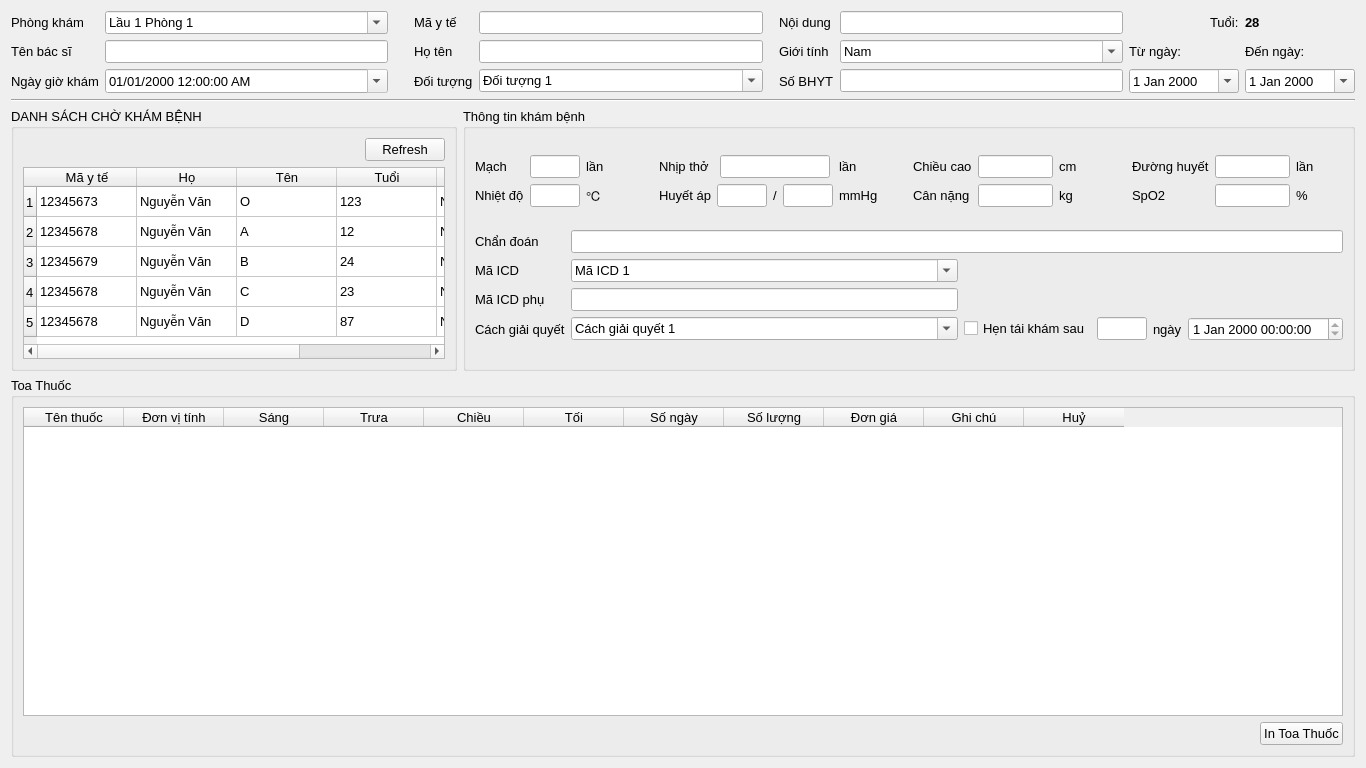
Old version of the form src/app/ui/TabKhamBenh.ui in the repository Kiritokun0909/bvgd_project.
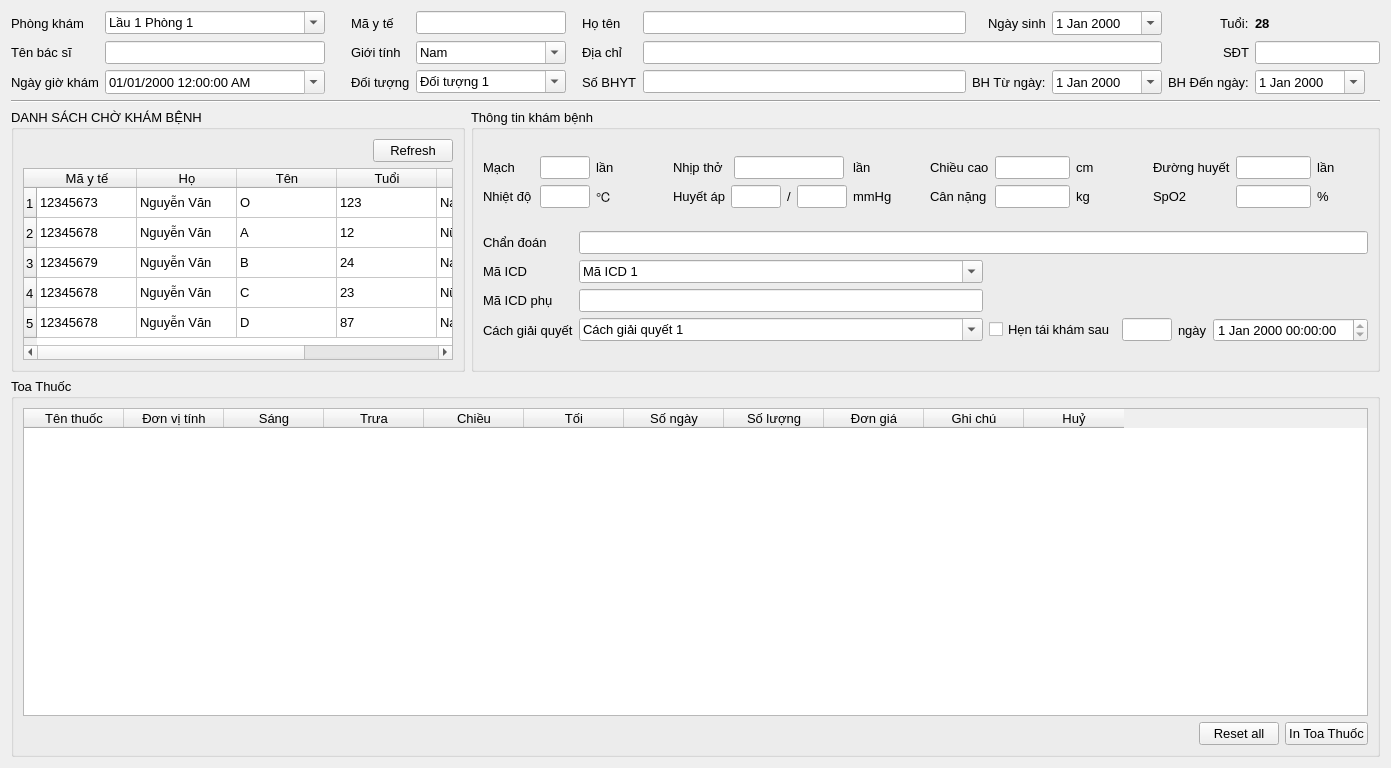
New version of the form.

Diff of the .ui file:
```diff
--- a/src/app/ui/TabKhamBenh.ui
+++ b/src/app/ui/TabKhamBenh.ui
@@ -6,7 +6,7 @@
    <rect>
     <x>0</x>
     <y>0</y>
-    <width>1366</width>
+    <width>1391</width>
     <height>768</height>
    </rect>
   </property>
@@ -23,63 +23,16 @@
    <item>
     <layout class="QVBoxLayout" name="tabKhamBenhLayout" stretch="0,0,0,1">
      <item>
-      <layout class="QGridLayout" name="thongTinLayout" columnstretch="0,0,0,0,0,0,0,0,0,0">
-       <item row="2" column="7">
-        <widget class="QLineEdit" name="so_bhyt"/>
-       </item>
-       <item row="1" column="7">
-        <widget class="QComboBox" name="cb_gioi_tinh">
-         <property name="editable">
-          <bool>true</bool>
-         </property>
-         <item>
-          <property name="text">
-           <string>Nam</string>
-          </property>
-         </item>
-         <item>
-          <property name="text">
-           <string>Nữ</string>
-          </property>
-         </item>
-        </widget>
-       </item>
-       <item row="0" column="8" alignment="Qt::AlignRight">
+      <layout class="QGridLayout" name="thongTinLayout" columnstretch="0,0,0,0,0,0,0,0,0,0,0,0">
+       <item row="0" column="10" alignment="Qt::AlignRight">
         <widget class="QLabel" name="lb_tuoi">
          <property name="text">
           <string>Tuổi:</string>
          </property>
         </widget>
        </item>
-       <item row="1" column="8">
-        <widget class="QLabel" name="lb_tu_ngay">
-         <property name="text">
-          <string>Từ ngày:</string>
-         </property>
-        </widget>
-       </item>
-       <item row="0" column="0">
-        <widget class="QLabel" name="lb_phong_kha">
-         <property name="text">
-          <string>Phòng khám</string>
-         </property>
-        </widget>
-       </item>
-       <item row="0" column="2">
-        <spacer name="horizontalSpacer_2">
-         <property name="orientation">
-          <enum>Qt::Horizontal</enum>
-         </property>
-         <property name="sizeType">
-          <enum>QSizePolicy::Fixed</enum>
-         </property>
-         <property name="sizeHint" stdset="0">
-          <size>
-           <width>20</width>
-           <height>20</height>
-          </size>
-         </property>
-        </spacer>
+       <item row="2" column="7">
+        <widget class="QLineEdit" name="so_bhyt"/>
        </item>
        <item row="0" column="5">
         <spacer name="horizontalSpacer_3">
@@ -97,15 +50,59 @@
          </property>
         </spacer>
        </item>
-       <item row="1" column="9">
-        <widget class="QLabel" name="lb_den_ngay">
+       <item row="0" column="2">
+        <spacer name="horizontalSpacer_2">
+         <property name="orientation">
+          <enum>Qt::Horizontal</enum>
+         </property>
+         <property name="sizeType">
+          <enum>QSizePolicy::Fixed</enum>
+         </property>
+         <property name="sizeHint" stdset="0">
+          <size>
+           <width>20</width>
+           <height>20</height>
+          </size>
+         </property>
+        </spacer>
+       </item>
+       <item row="0" column="0">
+        <widget class="QLabel" name="lb_phong_kha">
          <property name="text">
-          <string>Đến ngày:</string>
+          <string>Phòng khám</string>
+         </property>
+        </widget>
+       </item>
+       <item row="1" column="1">
+        <widget class="QLineEdit" name="ten_bac_si">
+         <property name="sizePolicy">
+          <sizepolicy hsizetype="Fixed" vsizetype="Fixed">
+           <horstretch>0</horstretch>
+           <verstretch>0</verstretch>
+          </sizepolicy>
+         </property>
+         <property name="minimumSize">
+          <size>
+           <width>220</width>
+           <height>0</height>
+          </size>
          </property>
         </widget>
        </item>
        <item row="2" column="1">
         <widget class="QDateTimeEdit" name="ngay_gio_kham">
+         <property name="sizePolicy">
+          <sizepolicy hsizetype="Fixed" vsizetype="Fixed">
+           <horstretch>0</horstretch>
+           <verstretch>0</verstretch>
+          </sizepolicy>
+         </property>
+         <property name="minimumSize">
+          <size>
+           <width>220</width>
+           <height>0</height>
+          </size>
+         </property>
          <property name="readOnly">
           <bool>true</bool>
          </property>
@@ -124,9 +121,6 @@
          </property>
         </widget>
        </item>
-       <item row="0" column="7">
-        <widget class="QLineEdit" name="noi_dung"/>
-       </item>
        <item row="2" column="0">
         <widget class="QLabel" name="lb_ngay_gio_kham">
          <property name="text">
@@ -134,11 +128,27 @@
          </property>
         </widget>
        </item>
-       <item row="1" column="1">
-        <widget class="QLineEdit" name="ten_bac_si"/>
+       <item row="0" column="3">
+        <widget class="QLabel" name="lb_ma_y_te">
+         <property name="text">
+          <string>Mã y tế</string>
+         </property>
+        </widget>
        </item>
        <item row="0" column="1">
         <widget class="QComboBox" name="cb_phong_kham">
+         <property name="sizePolicy">
+          <sizepolicy hsizetype="Fixed" vsizetype="Fixed">
+           <horstretch>0</horstretch>
+           <verstretch>0</verstretch>
+          </sizepolicy>
+         </property>
+         <property name="minimumSize">
+          <size>
+           <width>220</width>
+           <height>0</height>
+          </size>
+         </property>
          <property name="editable">
           <bool>true</bool>
          </property>
@@ -174,31 +184,20 @@
          </item>
         </widget>
        </item>
-       <item row="0" column="3">
-        <widget class="QLabel" name="lb_ma_y_te">
-         <property name="text">
-          <string>Mã y tế</string>
-         </property>
-        </widget>
-       </item>
-       <item row="1" column="4">
-        <widget class="QLineEdit" name="ho_ten_bn"/>
-       </item>
-       <item row="0" column="9">
-        <widget class="QLabel" name="tuoi">
-         <property name="font">
-          <font>
-           <weight>75</weight>
-           <bold>true</bold>
-          </font>
-         </property>
-         <property name="text">
-          <string>28</string>
-         </property>
-        </widget>
-       </item>
        <item row="2" column="4">
         <widget class="QComboBox" name="cb_doi_tuong">
+         <property name="sizePolicy">
+          <sizepolicy hsizetype="Fixed" vsizetype="Fixed">
+           <horstretch>0</horstretch>
+           <verstretch>0</verstretch>
+          </sizepolicy>
+         </property>
+         <property name="minimumSize">
+          <size>
+           <width>150</width>
+           <height>0</height>
+          </size>
+         </property>
          <property name="editable">
           <bool>true</bool>
          </property>
@@ -243,53 +242,139 @@
          </property>
         </widget>
        </item>
+       <item row="0" column="4">
+        <widget class="QLineEdit" name="ma_y_te">
+         <property name="sizePolicy">
+          <sizepolicy hsizetype="Fixed" vsizetype="Fixed">
+           <horstretch>0</horstretch>
+           <verstretch>0</verstretch>
+          </sizepolicy>
+         </property>
+         <property name="minimumSize">
+          <size>
+           <width>150</width>
+           <height>0</height>
+          </size>
+         </property>
+         <property name="inputMask">
+          <string/>
+         </property>
+        </widget>
+       </item>
+       <item row="0" column="8" alignment="Qt::AlignRight">
+        <widget class="QLabel" name="lb_ngay_sinh">
+         <property name="text">
+          <string>Ngày sinh</string>
+         </property>
+        </widget>
+       </item>
+       <item row="0" column="9">
+        <widget class="QDateEdit" name="ngay_sinh">
+         <property name="calendarPopup">
+          <bool>true</bool>
+         </property>
+        </widget>
+       </item>
+       <item row="0" column="11">
+        <widget class="QLabel" name="tuoi">
+         <property name="font">
+          <font>
+           <weight>75</weight>
+           <bold>true</bold>
+          </font>
+         </property>
+         <property name="text">
+          <string>28</string>
+         </property>
+        </widget>
+       </item>
        <item row="1" column="3">
-        <widget class="QLabel" name="lb_ho_ten">
-         <property name="text">
-          <string>Họ tên</string>
-         </property>
-        </widget>
-       </item>
-       <item row="2" column="9">
-        <widget class="QDateEdit" name="bhyt_to">
-         <property name="sizePolicy">
-          <sizepolicy hsizetype="Fixed" vsizetype="Fixed">
-           <horstretch>0</horstretch>
-           <verstretch>0</verstretch>
-          </sizepolicy>
-         </property>
-         <property name="minimumSize">
-          <size>
-           <width>110</width>
-           <height>0</height>
-          </size>
-         </property>
-         <property name="maximumSize">
-          <size>
-           <width>16777215</width>
-           <height>16777215</height>
-          </size>
-         </property>
-         <property name="calendarPopup">
-          <bool>true</bool>
-         </property>
-        </widget>
-       </item>
-       <item row="1" column="6">
         <widget class="QLabel" name="lb_gioi_tinh">
          <property name="text">
           <string>Giới tính</string>
          </property>
         </widget>
        </item>
+       <item row="1" column="4">
+        <widget class="QComboBox" name="cb_gioi_tinh">
+         <property name="editable">
+          <bool>true</bool>
+         </property>
+         <item>
+          <property name="text">
+           <string>Nam</string>
+          </property>
+         </item>
+         <item>
+          <property name="text">
+           <string>Nữ</string>
+          </property>
+         </item>
+        </widget>
+       </item>
+       <item row="0" column="7">
+        <widget class="QLineEdit" name="ho_ten_bn">
+         <property name="sizePolicy">
+          <sizepolicy hsizetype="Preferred" vsizetype="Fixed">
+           <horstretch>0</horstretch>
+           <verstretch>0</verstretch>
+          </sizepolicy>
+         </property>
+         <property name="minimumSize">
+          <size>
+           <width>220</width>
+           <height>0</height>
+          </size>
+         </property>
+        </widget>
+       </item>
+       <item row="1" column="6">
+        <widget class="QLabel" name="lb_dia_chi">
+         <property name="text">
+          <string>Địa chỉ</string>
+         </property>
+        </widget>
+       </item>
        <item row="0" column="6">
-        <widget class="QLabel" name="lb_noi_dung">
+        <widget class="QLabel" name="lb_ho_ten">
          <property name="text">
-          <string>Nội dung</string>
+          <string>Họ tên</string>
          </property>
         </widget>
        </item>
-       <item row="2" column="8">
+       <item row="2" column="11">
+        <widget class="QDateEdit" name="bhyt_to">
+         <property name="sizePolicy">
+          <sizepolicy hsizetype="Fixed" vsizetype="Fixed">
+           <horstretch>0</horstretch>
+           <verstretch>0</verstretch>
+          </sizepolicy>
+         </property>
+         <property name="minimumSize">
+          <size>
+           <width>110</width>
+           <height>0</height>
+          </size>
+         </property>
+         <property name="maximumSize">
+          <size>
+           <width>16777215</width>
+           <height>16777215</height>
+          </size>
+         </property>
+         <property name="calendarPopup">
+          <bool>true</bool>
+         </property>
+        </widget>
+       </item>
+       <item row="2" column="10">
+        <widget class="QLabel" name="lb_den_ngay">
+         <property name="text">
+          <string>BH Đến ngày:</string>
+         </property>
+        </widget>
+       </item>
+       <item row="2" column="9">
         <widget class="QDateEdit" name="bhyt_from">
          <property name="sizePolicy">
           <sizepolicy hsizetype="Fixed" vsizetype="Fixed">
@@ -314,13 +399,39 @@
          </property>
         </widget>
        </item>
-       <item row="0" column="4">
-        <widget class="QLineEdit" name="ma_y_te">
-         <property name="inputMask">
-          <string/>
+       <item row="2" column="8">
+        <widget class="QLabel" name="lb_tu_ngay">
+         <property name="text">
+          <string>BH Từ ngày:</string>
          </property>
         </widget>
        </item>
+       <item row="1" column="10" alignment="Qt::AlignRight">
+        <widget class="QLabel" name="lb_sdt">
+         <property name="text">
+          <string>SĐT</string>
+         </property>
+        </widget>
+       </item>
+       <item row="1" column="11">
+        <widget class="QLineEdit" name="sdt">
+         <property name="sizePolicy">
+          <sizepolicy hsizetype="Fixed" vsizetype="Fixed">
+           <horstretch>0</horstretch>
+           <verstretch>0</verstretch>
+          </sizepolicy>
+         </property>
+         <property name="minimumSize">
+          <size>
+           <width>110</width>
+           <height>0</height>
+          </size>
+         </property>
+        </widget>
+       </item>
+       <item row="1" column="7" colspan="3">
+        <widget class="QLineEdit" name="dia_chi"/>
+       </item>
       </layout>
      </item>
      <item>
@@ -1157,6 +1268,13 @@
               </property>
              </spacer>
             </item>
+            <item>
+             <widget class="QPushButton" name="btn_reset_all">
+              <property name="text">
+               <string>Reset all</string>
+              </property>
+             </widget>
+            </item>
             <item>
              <widget class="QPushButton" name="btn_in_phieu">
               <property name="maximumSize">
```
Left out of the diff: 194 changed lines with no effect on the pictures.
